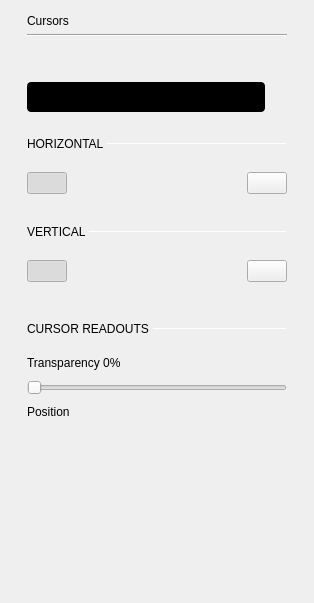
The window that ui/cursors_settings.ui (analogdevicesinc/scopy) describes before a commit, drawn with Qt 5.
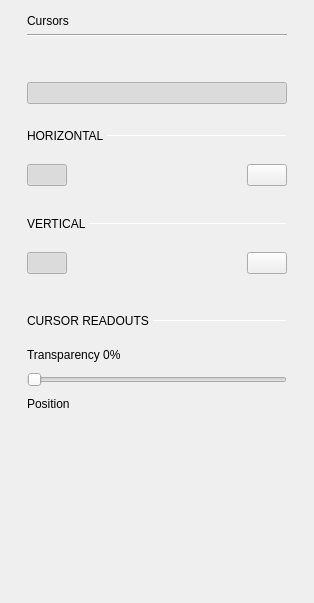
The same window after the commit. Custom widgets are drawn as their Qt base class.

Commit message: bug fix: Custom big switch button looks bad and some buttons don't have animations

What changed in the file:
```diff
--- a/ui/cursors_settings.ui
+++ b/ui/cursors_settings.ui
@@ -168,74 +168,10 @@
               </property>
               <property name="minimumSize">
                <size>
-                <width>238</width>
-                <height>30</height>
+                <width>0</width>
+                <height>0</height>
                </size>
               </property>
-              <property name="styleSheet">
-               <string notr="true">QPushButton {
-min-height: 30px;
-max-height: 30px;
-min-width: 238px;
-max-width: 238px;
-background-color: black;
-border-radius: 4px;
-}
-
-QPushButton:disabled {
-background-color: qlineargradient(spread:pad, x1:0.5, y1:0, x2:0.501, y2:0, stop:0 #727273, stop:1 #141416);
-}
-
-QWidget#handle {
-min-height: 30px;
-max-height: 30px;
-min-width: 119px;
-max-width: 119px;
-background-color: #4a64ff;
-border-radius: 2px;
-}
-
-QWidget#handle:disabled {
-background-color: #aaaaaa;
-}
-
-QLabel {
-margin-top: 6px;
-background-color: transparent;
-line-height: 19px;
-}
-
-QLabel#on {
-margin-top: 0px;
-min-height:30px;
-max-height:30px;
-min-width:119px;
-max-width:119px;
-qproperty-alignment: AlignCenter AlignCenter;
-margin-left: 0px;
-color: white;
-}
-
-QLabel#on:disabled {
-color: rgba(255,255,255,102);
-}
-
-QLabel#off {
-margin-top: 0px;
-min-height:30px;
-max-height:30px;
-min-width:119px;
-max-width:119px;
-margin-left: 119px;
-color: white;
-qproperty-alignment: AlignCenter AlignCenter;
-}
-
-QLabel#off:disabled {
-color: rgba(255,255,255,51);
-}
-</string>
-              </property>
               <property name="text">
                <string/>
               </property>
```
Left out of the diff: 10 changed lines with no effect on the pictures. The commit also changes 14 other files.
